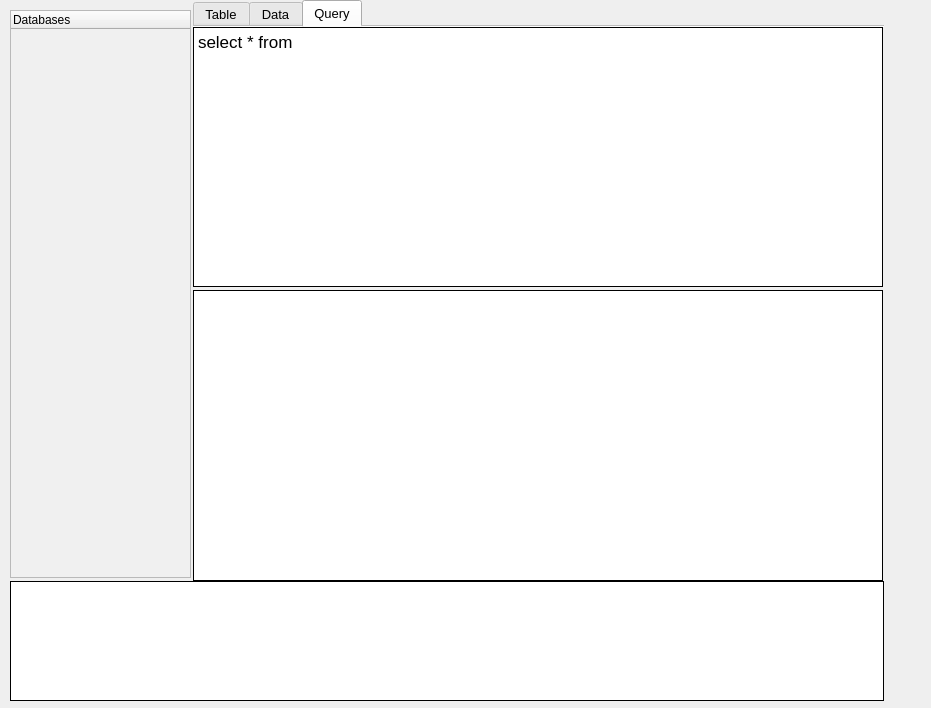
Before: the Qt Designer form Lib/UI/LAYOUT/MainWindow.ui in fer-moreira/MYQT, drawn with Qt 5.
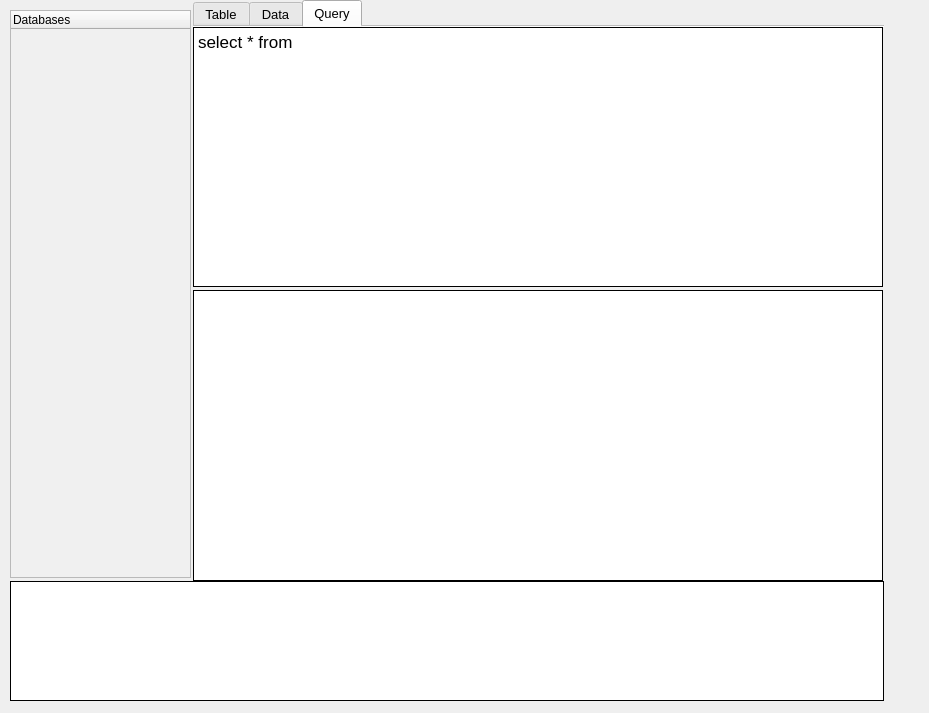
After: the same form once the commit is applied.

Patch:
```diff
--- a/Lib/UI/LAYOUT/MainWindow.ui
+++ b/Lib/UI/LAYOUT/MainWindow.ui
@@ -9,8 +9,8 @@
    <rect>
     <x>0</x>
     <y>0</y>
-    <width>931</width>
-    <height>708</height>
+    <width>929</width>
+    <height>713</height>
    </rect>
   </property>
   <property name="windowTitle">
```
